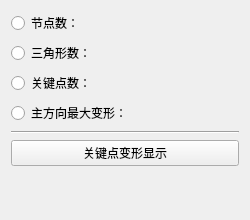
First picture: the form in src/app/disp3d/docks/disp3dinfodockpanel.ui, repository Swimers/FOSD, before the edit.
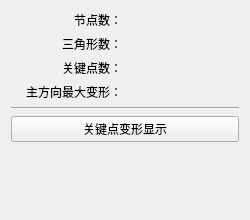
Second picture: the form after the edit.

```diff
--- a/src/app/disp3d/docks/disp3dinfodockpanel.ui
+++ b/src/app/disp3d/docks/disp3dinfodockpanel.ui
@@ -12,10 +12,13 @@
   </property>
   <layout class="QGridLayout" name="gridLayout">
    <item row="0" column="0">
-    <widget class="QRadioButton" name="radioButton">
+    <widget class="QLabel" name="radioButton">
      <property name="text">
       <string>节点数：</string>
      </property>
+     <property name="alignment">
+      <set>Qt::AlignRight|Qt::AlignVCenter</set>
+     </property>
     </widget>
    </item>
    <item row="0" column="1">
@@ -23,13 +26,19 @@
      <property name="text">
       <string/>
      </property>
+     <property name="alignment">
+      <set>Qt::AlignLeft|Qt::AlignVCenter</set>
+     </property>
     </widget>
    </item>
    <item row="1" column="0">
-    <widget class="QRadioButton" name="radioButton_2">
+    <widget class="QLabel" name="radioButton_2">
      <property name="text">
       <string>三角形数：</string>
      </property>
+     <property name="alignment">
+      <set>Qt::AlignRight|Qt::AlignVCenter</set>
+     </property>
     </widget>
    </item>
    <item row="1" column="1">
@@ -37,13 +46,19 @@
      <property name="text">
       <string/>
      </property>
+     <property name="alignment">
+      <set>Qt::AlignLeft|Qt::AlignVCenter</set>
+     </property>
     </widget>
    </item>
    <item row="2" column="0">
-    <widget class="QRadioButton" name="radioButton_3">
+    <widget class="QLabel" name="radioButton_3">
      <property name="text">
       <string>关键点数：</string>
      </property>
+     <property name="alignment">
+      <set>Qt::AlignRight|Qt::AlignVCenter</set>
+     </property>
     </widget>
    </item>
    <item row="2" column="1">
@@ -51,13 +66,19 @@
      <property name="text">
       <string/>
      </property>
+     <property name="alignment">
+      <set>Qt::AlignLeft|Qt::AlignVCenter</set>
+     </property>
     </widget>
    </item>
    <item row="3" column="0">
-    <widget class="QRadioButton" name="radioButton_4">
+    <widget class="QLabel" name="radioButton_4">
      <property name="text">
       <string>主方向最大变形：</string>
      </property>
+     <property name="alignment">
+      <set>Qt::AlignRight|Qt::AlignVCenter</set>
+     </property>
     </widget>
    </item>
    <item row="3" column="1">
@@ -65,6 +86,9 @@
      <property name="text">
       <string/>
      </property>
+     <property name="alignment">
+      <set>Qt::AlignLeft|Qt::AlignVCenter</set>
+     </property>
     </widget>
    </item>
    <item row="4" column="0" colspan="2">
@@ -81,7 +105,9 @@
      </property>
     </widget>
    </item>
-   <item row="6" column="0">
+   <!-- 吸收剩余高度：统计量吸顶、按钮贴底。
+        原先这里的弹簧 sizeHint 只有 3px，既推不动任何东西又白占一个网格单元。 -->
+   <item row="6" column="0" colspan="2">
     <spacer name="verticalSpacer_2">
      <property name="orientation">
       <enum>Qt::Vertical</enum>
@@ -89,7 +115,7 @@
      <property name="sizeHint" stdset="0">
       <size>
        <width>20</width>
-       <height>3</height>
+       <height>20</height>
       </size>
      </property>
     </spacer>
```
Left out of the diff: 3 changed lines with no effect on the pictures.
